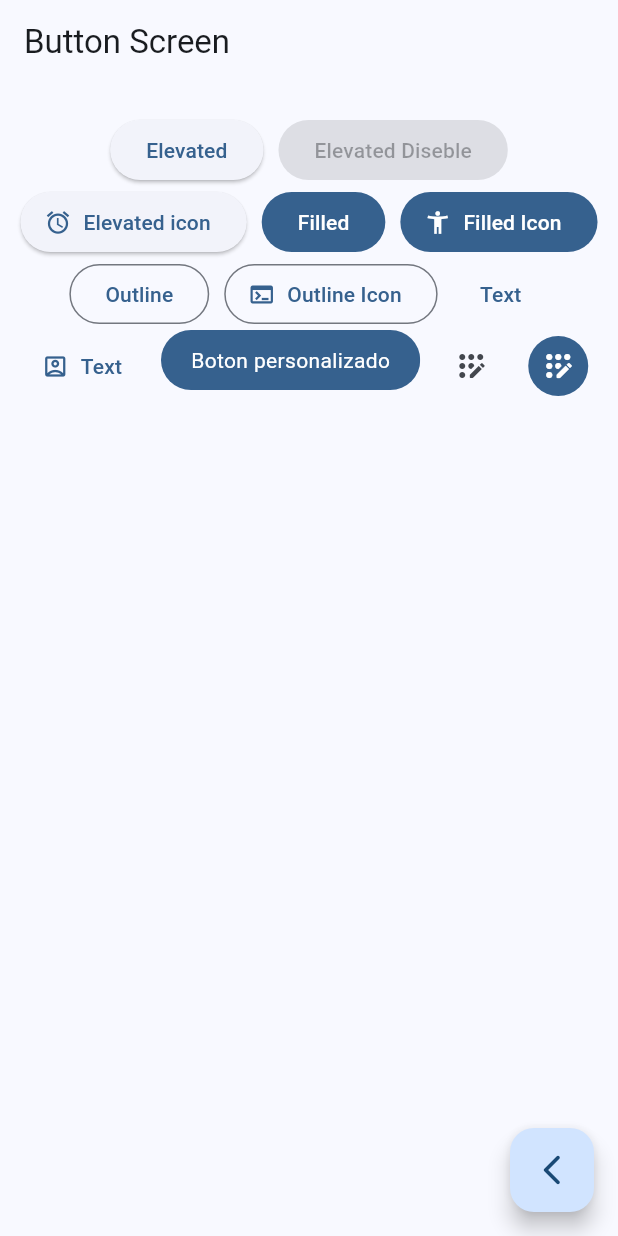
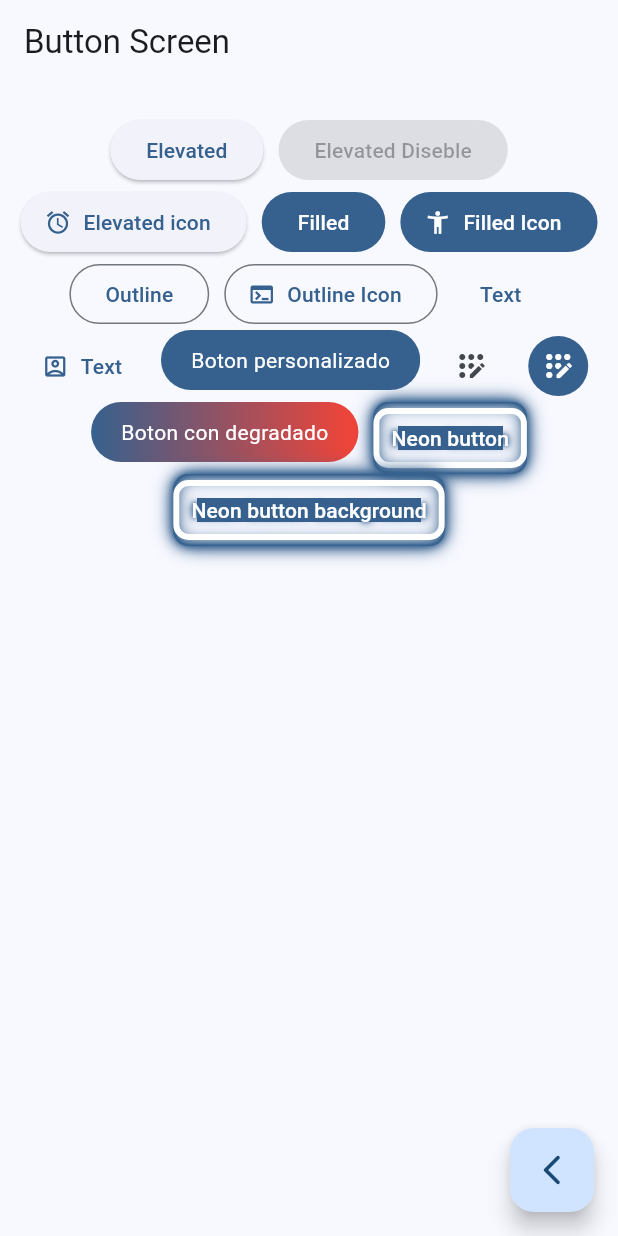
Before and after one commit to Alfer66/widgets_app, a Flutter app: the ButtonsScreen screen opened by its route, on a phone screen of 412 x 824 dp. Run offline on Flutter 3.47's test engine with Material 3 defaults, Android fonts, the phone set to English and light mode, and no system bars; our stand-ins replace animate_do, flutter_inset_box_shadow, flutter_riverpod, flutter_svg, go_router.

Commit message:
Se agrega boton grafiante, y boton neon

```diff
--- a/lib/presentation/screens/buttons/buttons_screen.dart
+++ b/lib/presentation/screens/buttons/buttons_screen.dart
@@ -1,5 +1,6 @@
-import 'package:flutter/material.dart';
+import 'package:flutter/material.dart' hide BoxDecoration, BoxShadow;
 import 'package:go_router/go_router.dart';
+import 'package:flutter_inset_box_shadow/flutter_inset_box_shadow.dart';
 
 class ButtonsScreen extends StatelessWidget {
   static const String name = 'buttons_screen';
@@ -77,6 +78,11 @@ class _ButtonsView extends StatelessWidget {
               iconColor: const MaterialStatePropertyAll(Colors.white)
             ),
           ),
+
+          const CustomButtonGradient(),
+          const CustomButtonNeon(text: 'Neon button',),
+          const CustomButtonNeon(withBackground: true, text: 'Neon button background',),
+
         ]
       ),
     );
@@ -106,3 +112,124 @@ class CustomButton extends StatelessWidget {
     );
   }
 }
+
+class CustomButtonGradient extends StatelessWidget {
+  const CustomButtonGradient({super.key});
+
+  @override
+  Widget build(BuildContext context){
+    final colors = Theme.of(context).colorScheme;
+
+    return Container(
+      decoration: BoxDecoration(
+        borderRadius: BorderRadius.circular(20),
+        gradient: LinearGradient(
+          colors: [
+            colors.primary//,
+           // colors.primaryContainer
+            , Colors.red
+          ]
+        )
+      ),
+      child: Material(
+        color: Colors.transparent,
+        child: InkWell(
+          onTap: (){},
+          child: const Padding(
+            padding: EdgeInsets.symmetric(horizontal: 20, vertical: 10),
+            child: Text('Boton con degradado', style: TextStyle(color: Colors.white
+            )),
+          ),
+        ),
+      ),
+    );
+  }
+}
+
+class CustomButtonNeon extends StatefulWidget {
+    final void Function()? onPressed;
+    final String text;
+  //final bool isNeon;
+
+  final bool withBackground;
+  const CustomButtonNeon({Key? key, this.onPressed, this.withBackground = false, required this.text}) : super(key: key);
+
+  @override
+  _CustomButtonNeonState createState() => _CustomButtonNeonState();
+}
+
+class _CustomButtonNeonState extends State<CustomButtonNeon> {
+
+  bool isPressed = false;
+
+  @override
+  Widget build(BuildContext context){
+    final colors = Theme.of(context).colorScheme;
+    Color shadowColor = colors.primary;
+    Color backgroundColor = shadowColor.withOpacity(0.7);
+
+    return Listener(
+      onPointerDown: (_) => setState(() => isPressed = true),
+      onPointerUp: (_) => setState(() => isPressed = false),
+      child: AnimatedContainer(
+        duration: const Duration(milliseconds: 100),
+        decoration: BoxDecoration(
+          borderRadius: BorderRadius.circular(10),
+          color: widget.withBackground
+              ? isPressed
+                  ? backgroundColor
+                  : Colors.transparent
+              : Colors.transparent,
+
+          boxShadow: [
+            for( double i = 1; i < 5; i++)
+              BoxShadow(
+                color: shadowColor,
+                blurRadius: (isPressed ? 5 : 3) * i,
+                inset: true,
+              ),
+            for( double i = 1; i < 5; i++)
+              BoxShadow(
+                spreadRadius: -1,
+                color: shadowColor,
+                blurRadius: (isPressed ? 5 : 3) * i,
+                blurStyle: BlurStyle.outer,
+              ),
+          ]
+        ),
+        child: TextButton(
+          onHover: (hovered) => setState(() => isPressed = hovered),
+
+          style: TextButton.styleFrom(
+            side: const BorderSide(color: Colors.white, width: 4),
+            shape: RoundedRectangleBorder(borderRadius: BorderRadius.circular(10)),
+            backgroundColor: Colors.transparent,
+            shadowColor: Colors.transparent,
+            foregroundColor: Colors.transparent,
+            surfaceTintColor: Colors.transparent,
+            iconColor: Colors.transparent,
+          ),
+          onPressed: (){},
+          child: Text(
+            widget.text,
+            style: TextStyle(
+              color: Colors.white,
+              shadows: [
+                for (double i = 1; i < (isPressed ? 8 : 4); i++)
+                  Shadow(
+                    // color: widget.withBackground
+                    //     ? isPressed
+                    //         ? Colors.white
+                    //         : shadowColor
+                    //     : shadowColor,
+                    color: shadowColor,
+                    blurRadius: 3 * i
+                  ),
+              ],
+            ),
+          ),
+        ),
+      )
+    );
+  }
+}
--- a/pubspec.yaml
+++ b/pubspec.yaml
@@ -32,6 +32,7 @@ dependencies:
   cupertino_icons: ^1.0.2
   flutter:
     sdk: flutter
+  flutter_inset_box_shadow: ^1.0.8
   flutter_riverpod: ^2.4.10
   flutter_svg: ^2.0.9
   go_router: ^13.0.0
```
